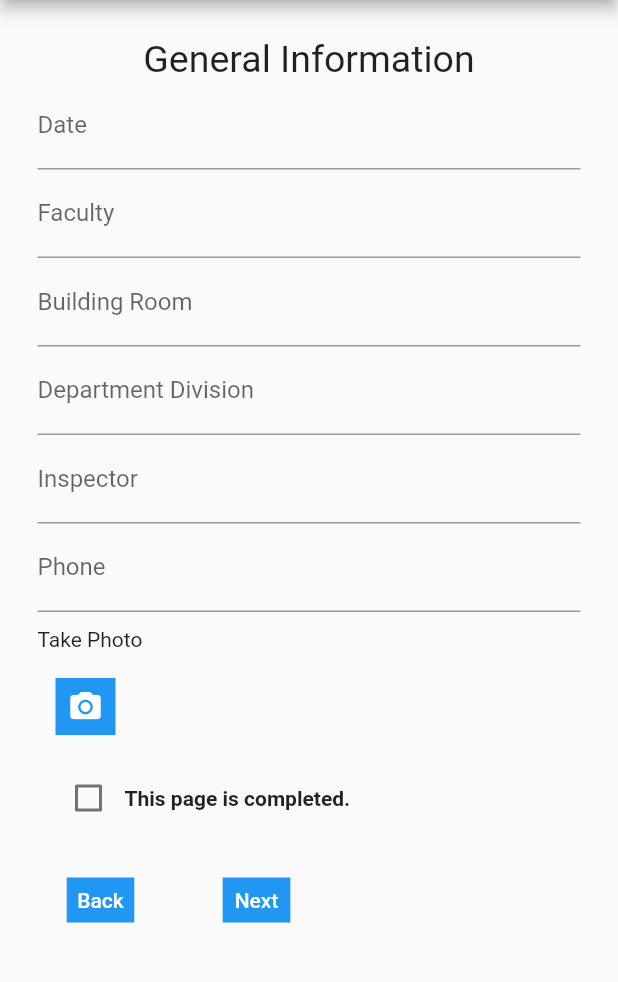
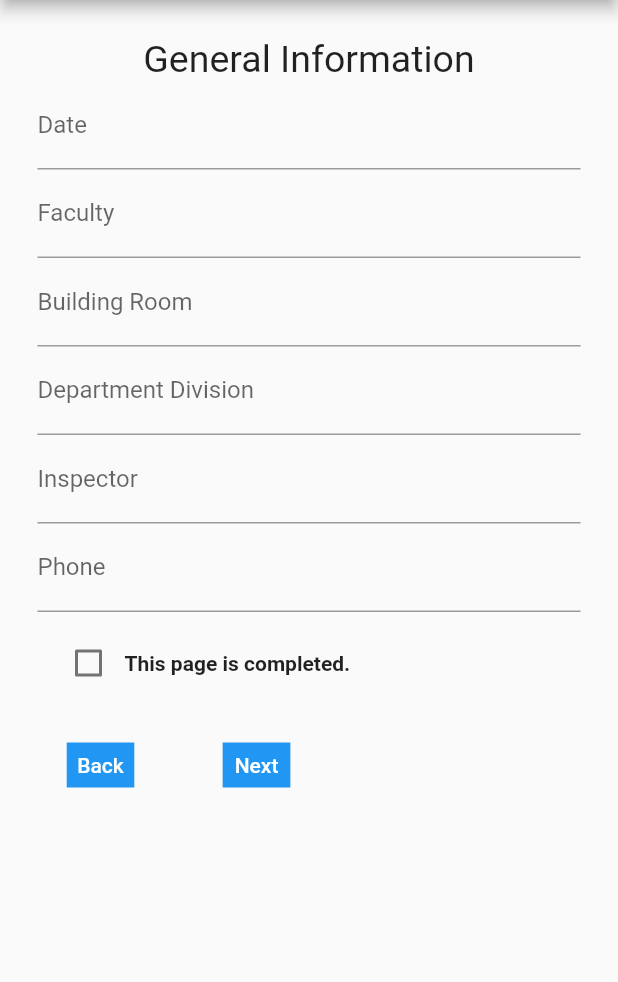
Before and after one commit to rhinroy2001/Event-Recorder, a Flutter app: the GeneralInfo screen opened directly, on a phone screen of 412 x 824 dp, the part 84-1066 px from its top. Run offline on Flutter 3.47's test engine with Material 2 defaults, Android fonts, the phone set to English and light mode, and no system bars; our stand-ins replace firebase_core, firebase_storage, flutter_svg, image_picker, pdf, printing and 1 more; accounts and stored records are empty.

Commit message:
Made some last minute changes

```diff
--- a/lib/labInspectionForm/generalinformation.dart
+++ b/lib/labInspectionForm/generalinformation.dart
@@ -146,16 +146,16 @@ class GeneralInfoState extends State<GeneralInfo> {
                     labelText: 'Phone',
                   ),
                 ),
-                Padding(
-                  padding:
-                      const EdgeInsets.symmetric(horizontal: 0, vertical: 10),
-                  child: Text('Take Photo'),
-                ),
-                Padding(
-                  padding:
-                      const EdgeInsets.symmetric(horizontal: 0, vertical: 0),
-                  child: UploadPhoto(),
-                ),
+                // Padding(
+                //   padding:
+                //       const EdgeInsets.symmetric(horizontal: 0, vertical: 10),
+                //   child: Text('Take Photo'),
+                // ),
+                // Padding(
+                //   padding:
+                //       const EdgeInsets.symmetric(horizontal: 0, vertical: 0),
+                //   child: UploadPhoto(),
+                // ),
                 Padding(
                   padding:
                       const EdgeInsets.symmetric(horizontal: 10, vertical: 10),
--- a/lib/labInspectionForm/pdf_preview.dart
+++ b/lib/labInspectionForm/pdf_preview.dart
@@ -28,6 +28,7 @@ class PdfPreviewPage extends StatelessWidget {
       body: PdfPreview(build: (format) => printDoc(data, format)),
       floatingActionButton: FloatingActionButton(
         onPressed: () {
+          data.reset();
           Navigator.push(context,
               MaterialPageRoute(builder: ((context) => MyHomePage(title: ""))));
         },
--- a/lib/labInspectionForm/printable_data_one.dart
+++ b/lib/labInspectionForm/printable_data_one.dart
@@ -702,8 +702,6 @@ List<pw.Widget> buildPrintableDataPageOne(Data data, var font) {
       style: pw.TextStyle(font: font)));
   widgets.add(pw.SizedBox(height: 50));
   widgets.add(pw.Text("PHOTOS", style: pw.TextStyle(font: font)));
-  //getImages(data.imageUrls);
-  //print(data.imageUrls.length);
   if (data.imageAsBytesList.isNotEmpty) {
     for (Uint8List img in data.imageAsBytesList) {
       widgets.add(pw.Image(pw.MemoryImage(img), height: 200, width: 200));
--- a/lib/main.dart
+++ b/lib/main.dart
@@ -50,7 +50,6 @@ class SizeConfig {
   static Orientation? orientation;
 
   void init(BuildContext context) {
-    data.reset();
     _mediaQueryData = MediaQuery.of(context);
     screenWidth = _mediaQueryData!.size.width;
     screenHeight = _mediaQueryData!.size.height;
```
